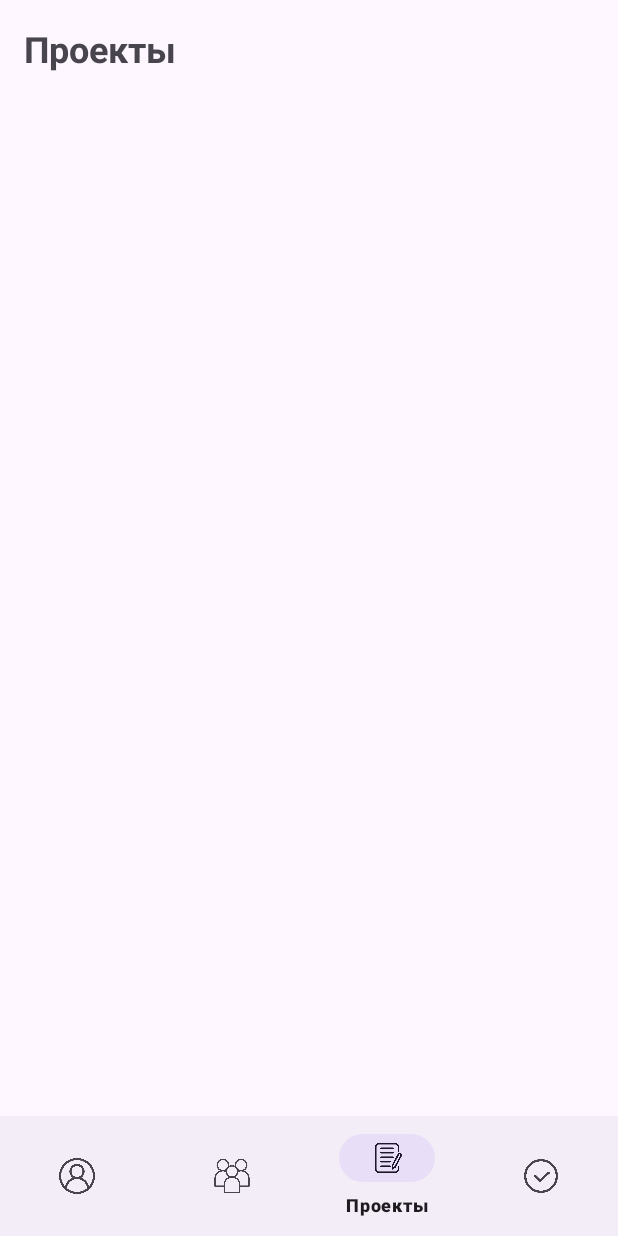
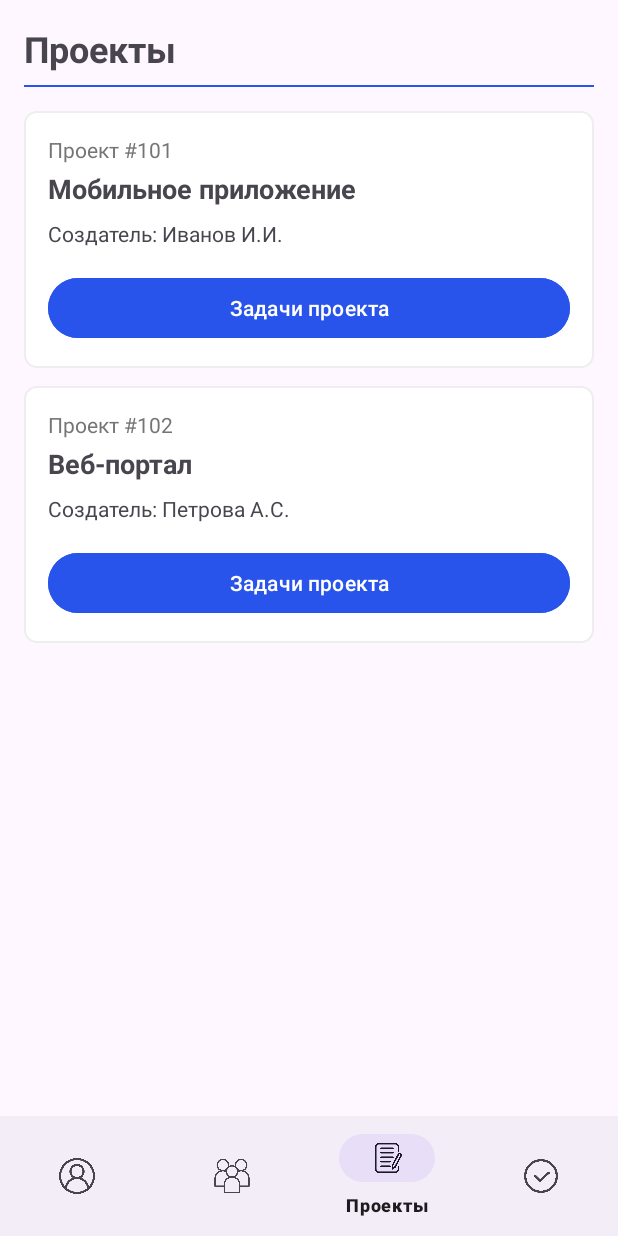
Before and after one commit to Greamond/StuidAD, an Android app: the ProjectsFragment screen opened through its navigation route, on a phone screen of 412 x 824 dp. Run offline under Robolectric (Android 15) with nearby library versions, the phone set to English and light mode, and no system bars; our stand-ins replace navigation-ui.

Commit message:
Дизайн проектов. Русанов

```diff
--- a/app/src/main/java/com/example/stuid/fragments/EmployeesFragment.java
+++ b/app/src/main/java/com/example/stuid/fragments/EmployeesFragment.java
@@ -38,12 +38,5 @@ public class EmployeesFragment extends Fragment {
 
         recyclerView.setLayoutManager(new LinearLayoutManager(getContext()));
         recyclerView.setAdapter(new EmployeeAdapter(employees));
-
-        // Добавляем разделитель
-        DividerItemDecoration divider = new DividerItemDecoration(
-                recyclerView.getContext(),
-                DividerItemDecoration.VERTICAL
-        );
-        recyclerView.addItemDecoration(divider);
     }
 }
--- a/app/src/main/java/com/example/stuid/fragments/ProjectsFragment.java
+++ b/app/src/main/java/com/example/stuid/fragments/ProjectsFragment.java
@@ -5,13 +5,51 @@ import android.view.LayoutInflater;
 import android.view.View;
 import android.view.ViewGroup;
 import androidx.fragment.app.Fragment;
+import androidx.recyclerview.widget.LinearLayoutManager;
+import androidx.recyclerview.widget.RecyclerView;
 
 import com.example.stuid.R;
+import com.example.stuid.models.Project;
+import com.example.stuid.models.ProjectAdapter;
 
-public class ProjectsFragment extends Fragment {
+import java.util.ArrayList;
+import java.util.List;
+
+public class ProjectsFragment extends Fragment implements ProjectAdapter.OnTaskButtonClickListener {
+    private RecyclerView recyclerView;
+
     @Override
     public View onCreateView(LayoutInflater inflater, ViewGroup container,
                              Bundle savedInstanceState) {
-        return inflater.inflate(R.layout.fragment_projects, container, false);
+        View view = inflater.inflate(R.layout.fragment_projects, container, false);
+        recyclerView = view.findViewById(R.id.rvProjects);
+        setupRecyclerView();
+        return view;
+    }
+
+    private void setupRecyclerView() {
+        // Тестовые данные
+        List<Project> projects = new ArrayList<>();
+        projects.add(new Project("101", "Мобильное приложение", "Иванов И.И."));
+        projects.add(new Project("102", "Веб-портал", "Петрова А.С."));
+
+        recyclerView.setLayoutManager(new LinearLayoutManager(getContext()));
+        recyclerView.setAdapter(new ProjectAdapter(projects, this));
+    }
+
+    @Override
+    public void onTaskButtonClick(int position) {
+        /*
+        // Обработка нажатия на кнопку задач
+        Project project = ((ProjectAdapter)recyclerView.getAdapter()).getProjects().get(position);
+
+        // Переход к задачам проекта
+        TasksFragment tasksFragment = TasksFragment.newInstance(project.getNumber());
+        getParentFragmentManager().beginTransaction()
+                .replace(R.id.fragment_container, tasksFragment)
+                .addToBackStack(null)
+                .commit();
+
+         */
     }
 }
--- /dev/null
+++ b/app/src/main/java/com/example/stuid/models/Project.java
@@ -0,0 +1,18 @@
+package com.example.stuid.models;
+
+public class Project {
+    private String number;
+    private String name;
+    private String creator;
+
+    public Project(String number, String name, String creator) {
+        this.number = number;
+        this.name = name;
+        this.creator = creator;
+    }
+
+    // Геттеры
+    public String getNumber() { return number; }
+    public String getName() { return name; }
+    public String getCreator() { return creator; }
+}
--- /dev/null
+++ b/app/src/main/java/com/example/stuid/models/ProjectAdapter.java
@@ -0,0 +1,66 @@
+package com.example.stuid.models;
+
+import android.view.LayoutInflater;
+import android.view.View;
+import android.view.ViewGroup;
+import android.widget.Button;
+import android.widget.TextView;
+
+import androidx.recyclerview.widget.RecyclerView;
+
+import com.example.stuid.R;
+
+import java.util.List;
+
+public class ProjectAdapter extends RecyclerView.Adapter<ProjectAdapter.ViewHolder> {
+    private List<Project> projects;
+    private OnTaskButtonClickListener listener;
+
+    public interface OnTaskButtonClickListener {
+        void onTaskButtonClick(int position);
+    }
+
+    public static class ViewHolder extends RecyclerView.ViewHolder {
+        public TextView tvNumber, tvName, tvCreator;
+        public Button btnTasks;
+
+        public ViewHolder(View itemView) {
+            super(itemView);
+            tvNumber = itemView.findViewById(R.id.tvProjectNumber);
+            tvName = itemView.findViewById(R.id.tvProjectName);
+            tvCreator = itemView.findViewById(R.id.tvProjectCreator);
+            btnTasks = itemView.findViewById(R.id.btnProjectTasks);
+        }
+    }
+
+    public ProjectAdapter(List<Project> projects, OnTaskButtonClickListener listener) {
+        this.projects = projects;
+        this.listener = listener;
+    }
+
+    @Override
+    public ViewHolder onCreateViewHolder(ViewGroup parent, int viewType) {
+        View view = LayoutInflater.from(parent.getContext())
+                .inflate(R.layout.item_project, parent, false);
+        return new ViewHolder(view);
+    }
+
+    @Override
+    public void onBindViewHolder(ViewHolder holder, int position) {
+        Project project = projects.get(position);
+        holder.tvNumber.setText("Проект #" + project.getNumber());
+        holder.tvName.setText(project.getName());
+        holder.tvCreator.setText("Создатель: " + project.getCreator());
+
+        holder.btnTasks.setOnClickListener(v -> {
+            if (listener != null) {
+                listener.onTaskButtonClick(position);
+            }
+        });
+    }
+
+    @Override
+    public int getItemCount() {
+        return projects.size();
+    }
+}
--- a/app/src/main/res/layout/fragment_projects.xml
+++ b/app/src/main/res/layout/fragment_projects.xml
@@ -1,17 +1,35 @@
 <?xml version="1.0" encoding="utf-8"?>
-<LinearLayout xmlns:android="http://schemas.android.com/apk/res/android"
+<ScrollView xmlns:android="http://schemas.android.com/apk/res/android"
     android:layout_width="match_parent"
     android:layout_height="match_parent"
+    android:fillViewport="true">
+
+    <LinearLayout
+        android:layout_width="match_parent"
+        android:layout_height="wrap_content"
         android:orientation="vertical"
         android:padding="16dp">
 
+        <!-- Заголовок -->
         <TextView
             android:layout_width="wrap_content"
             android:layout_height="wrap_content"
             android:text="Проекты"
             android:textSize="24sp"
-        android:textStyle="bold" />
+            android:textStyle="bold"
+            android:layout_marginBottom="8dp"/>
 
-    <!-- Здесь будет список проектов -->
+        <!-- Голубая разделительная линия -->
+        <View
+            android:layout_width="match_parent"
+            android:layout_height="1dp"
+            android:background="@color/blue"
+            android:layout_marginBottom="16dp"/>
 
+        <!-- Контейнер для списка проектов -->
+        <androidx.recyclerview.widget.RecyclerView
+            android:id="@+id/rvProjects"
+            android:layout_width="match_parent"
+            android:layout_height="wrap_content"/>
     </LinearLayout>
+</ScrollView>
--- a/app/src/main/res/layout/item_employee.xml
+++ b/app/src/main/res/layout/item_employee.xml
@@ -3,7 +3,7 @@
     android:layout_width="match_parent"
     android:layout_height="wrap_content"
     android:orientation="vertical"
-    android:background="@drawable/bg_employee_item"
+    android:background="@drawable/bg_item"
     android:padding="16dp"
     android:layout_marginBottom="8dp">
 
--- /dev/null
+++ b/app/src/main/res/layout/item_project.xml
@@ -0,0 +1,44 @@
+<?xml version="1.0" encoding="utf-8"?>
+<LinearLayout xmlns:android="http://schemas.android.com/apk/res/android"
+    android:layout_width="match_parent"
+    android:layout_height="wrap_content"
+    android:orientation="vertical"
+    android:background="@drawable/bg_item"
+    android:padding="16dp"
+    android:layout_marginBottom="12dp">
+
+    <!-- Номер проекта -->
+    <TextView
+        android:id="@+id/tvProjectNumber"
+        android:layout_width="wrap_content"
+        android:layout_height="wrap_content"
+        android:textSize="14sp"
+        android:textColor="@color/gray"/>
+
+    <!-- Название проекта -->
+    <TextView
+        android:id="@+id/tvProjectName"
+        android:layout_width="wrap_content"
+        android:layout_height="wrap_content"
+        android:textSize="18sp"
+        android:textStyle="bold"
+        android:layout_marginTop="4dp"/>
+
+    <!-- Создатель проекта -->
+    <TextView
+        android:id="@+id/tvProjectCreator"
+        android:layout_width="wrap_content"
+        android:layout_height="wrap_content"
+        android:textSize="14sp"
+        android:layout_marginTop="8dp"/>
+
+    <!-- Кнопка перехода к задачам -->
+    <Button
+        android:id="@+id/btnProjectTasks"
+        android:layout_width="match_parent"
+        android:layout_height="wrap_content"
+        android:text="Задачи проекта"
+        android:layout_marginTop="16dp"
+        android:backgroundTint="@color/blue"
+        android:textColor="@color/white"/>
+</LinearLayout>
--- a/app/src/main/res/values/colors.xml
+++ b/app/src/main/res/values/colors.xml
@@ -3,4 +3,5 @@
     <color name="black">#FF000000</color>
     <color name="white">#FFFFFFFF</color>
     <color name="blue">#2954EC</color>
+    <color name="gray">#757575</color>
 </resources>
```
Also changed, not shown: app/src/main/res/drawable/bg_item.xml (renamed from app/src/main/res/drawable/bg_employee_item.xml). Lines whose indentation alone changed are shown as unchanged.
